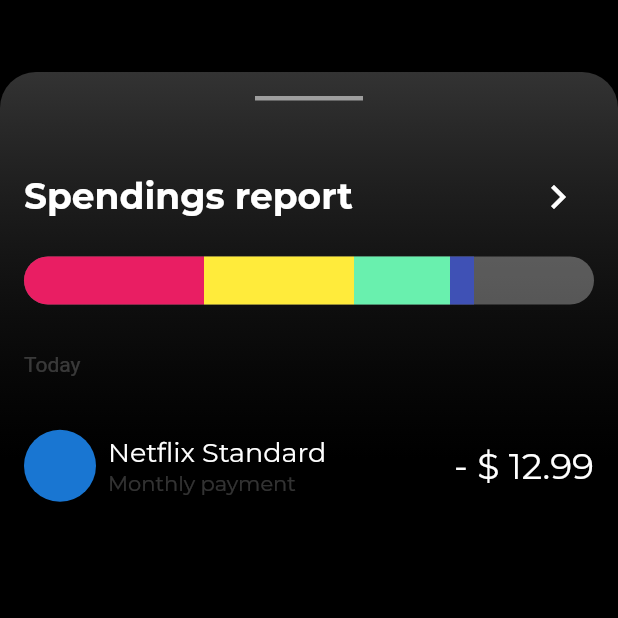
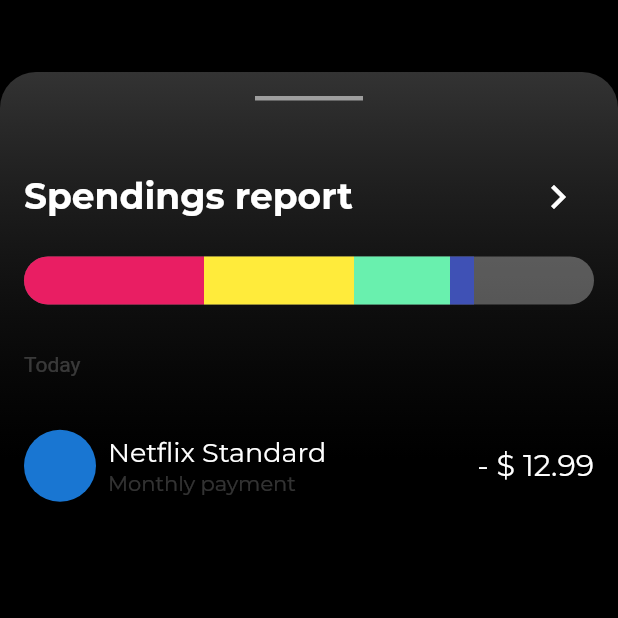
Before and after one commit to JAICHANGPARK/flutter_notebook_8th_story, a Flutter app: the screen it shows after launch, on a phone screen of 412 x 824 dp, the top half of it. Run offline on Flutter 3.47's test engine with Material 2 defaults, Android fonts, the phone set to English and light mode, and no system bars; our stand-ins replace badges, flutter_hooks, google_fonts, hooks_riverpod, state_notifier.

Commit message:
Update bank_main_page.dart

```diff
--- a/lib/ep594_banking_app/bank_main_page.dart
+++ b/lib/ep594_banking_app/bank_main_page.dart
@@ -138,7 +138,7 @@ class _BankMainPageState extends State<BankMainPage> {
                             Spacer(),
                             Text(
                               "- \$ 12.99",
-                              style: GoogleFonts.montserrat(color: Colors.white, fontSize: 24),
+                              style: GoogleFonts.montserrat(color: Colors.white, fontSize: 20),
                             )
                           ],
                         )
```
